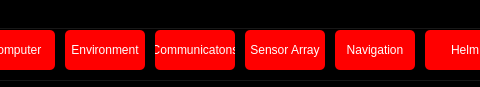
The window that Craft/CraftControls.ui (HaroldJesse/Simulator) describes before a commit, drawn with Qt 5; both pictures show x 295 to 775 and y 0 to 87 of the 1110 by 87 pixel window.
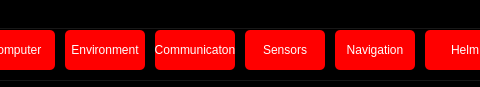
The same window after the commit.

Patch:
```diff
--- a/Craft/CraftControls.ui
+++ b/Craft/CraftControls.ui
@@ -49,7 +49,7 @@
 border-radius: 5px;</string>
     </property>
     <property name="text">
-     <string>Communicatons</string>
+     <string>Communicaton</string>
     </property>
     <property name="shortcut">
      <string>Shift+C</string>
@@ -169,7 +169,7 @@
 border-radius: 5px;</string>
     </property>
     <property name="text">
-     <string>Sensor Array</string>
+     <string>Sensors</string>
     </property>
     <property name="shortcut">
      <string>Shift+N</string>
```
Left out of the diff: 60 changed lines with no effect on the pictures.
